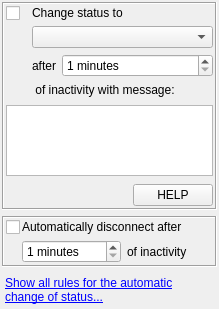
Qt form src/plugins/autostatus/autostatusoptionswidget2.ui (xnamed/vacuum-im) before a commit.
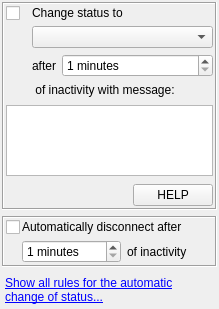
The same form after that commit.

```diff
--- a/src/plugins/autostatus/autostatusoptionswidget2.ui
+++ b/src/plugins/autostatus/autostatusoptionswidget2.ui
@@ -177,6 +177,9 @@
           <property name="orientation">
            <enum>Qt::Horizontal</enum>
           </property>
+          <property name="sizeType">
+           <enum>QSizePolicy::Expanding</enum>
+          </property>
           <property name="sizeHint" stdset="0">
            <size>
             <width>38</width>
@@ -194,7 +197,7 @@
            </sizepolicy>
           </property>
           <property name="text">
-           <string notr="true">HELP</string>
+           <string notr="true">   HELP   </string>
           </property>
          </widget>
         </item>
```
